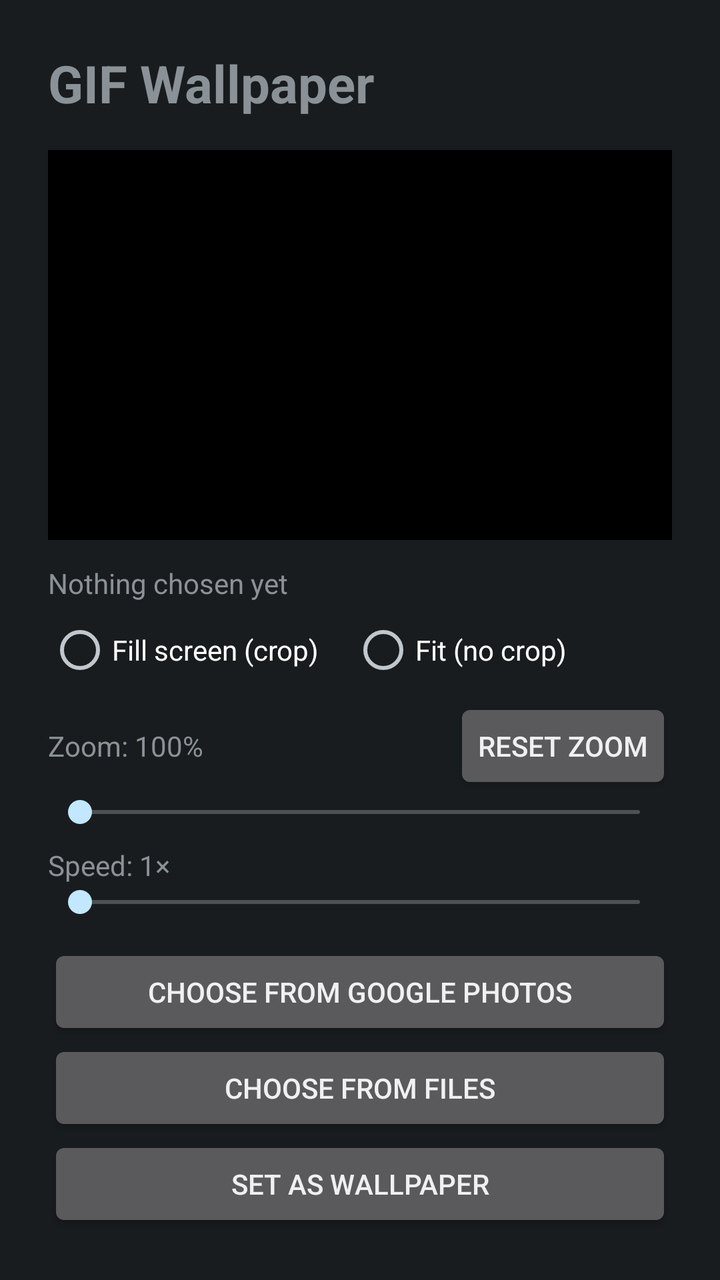
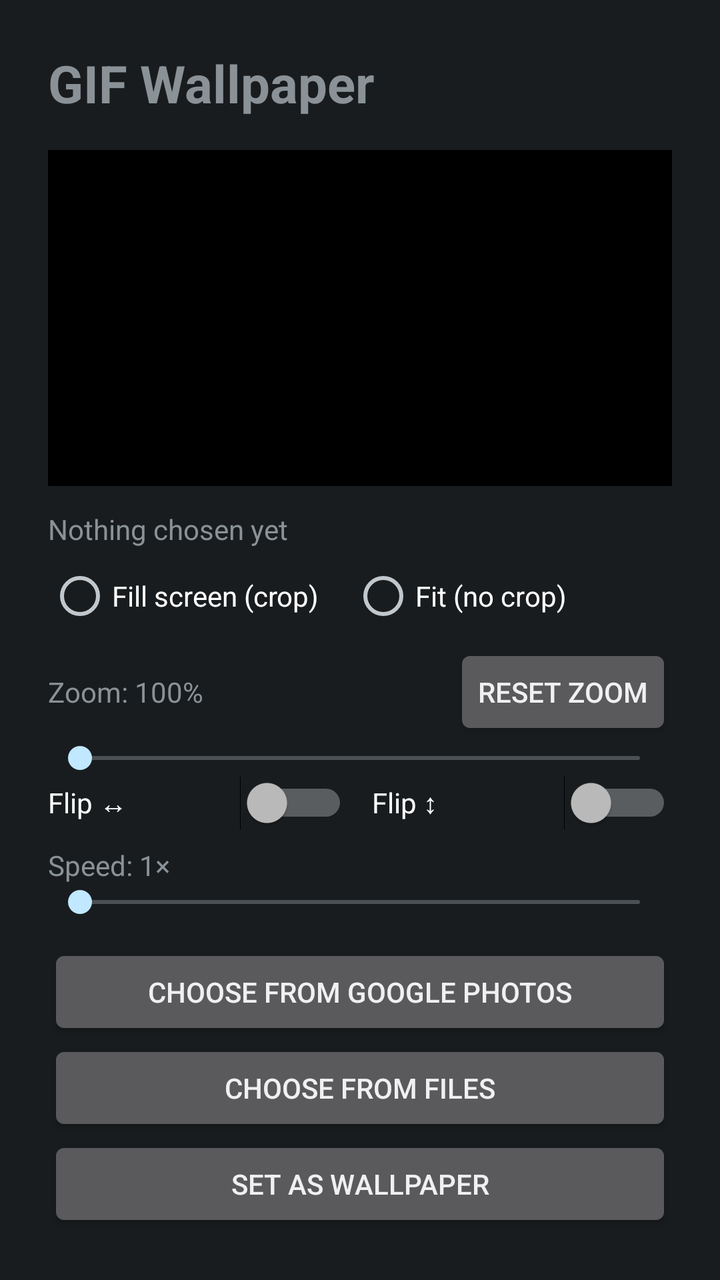

Screens rendered from an Android XML layout before and after an edit, with the pre-edit source and the edit as a unified diff.
<!-- AndroidManifest.xml: application theme android:Theme.DeviceDefault -->
<!-- res/layout/activity_main.xml -->
<?xml version="1.0" encoding="utf-8"?>
<LinearLayout xmlns:android="http://schemas.android.com/apk/res/android"
    android:layout_width="match_parent"
    android:layout_height="match_parent"
    android:orientation="vertical"
    android:padding="24dp"
    android:fitsSystemWindows="true">

    <TextView
        android:layout_width="wrap_content"
        android:layout_height="wrap_content"
        android:text="@string/app_name"
        android:textSize="26sp"
        android:textStyle="bold"
        android:layout_marginBottom="16dp" />

    <FrameLayout
        android:layout_width="match_parent"
        android:layout_height="0dp"
        android:layout_weight="1"
        android:background="#000000">

        <ImageView
            android:id="@+id/preview"
            android:layout_width="match_parent"
            android:layout_height="match_parent"
            android:scaleType="fitCenter"
            android:contentDescription="Preview" />

        <VideoView
            android:id="@+id/videoPreview"
            android:layout_width="wrap_content"
            android:layout_height="wrap_content"
            android:layout_gravity="center"
            android:visibility="gone" />
    </FrameLayout>

    <TextView
        android:id="@+id/status"
        android:layout_width="match_parent"
        android:layout_height="wrap_content"
        android:layout_marginTop="12dp"
        android:text="Nothing chosen yet" />

    <RadioGroup
        android:id="@+id/scaleGroup"
        android:layout_width="match_parent"
        android:layout_height="wrap_content"
        android:orientation="horizontal"
        android:layout_marginTop="8dp">
        <RadioButton android:id="@+id/scaleFill" android:layout_width="wrap_content"
            android:layout_height="wrap_content" android:text="Fill screen (crop)" />
        <RadioButton android:id="@+id/scaleFit" android:layout_width="wrap_content"
            android:layout_height="wrap_content" android:layout_marginStart="16dp"
            android:text="Fit (no crop)" />
    </RadioGroup>

    <LinearLayout
        android:layout_width="match_parent"
        android:layout_height="wrap_content"
        android:layout_marginTop="8dp"
        android:gravity="center_vertical"
        android:orientation="horizontal">

        <TextView
            android:id="@+id/zoomLabel"
            android:layout_width="0dp"
            android:layout_height="wrap_content"
            android:layout_weight="1"
            android:text="Zoom: 100%" />

        <Button
            android:id="@+id/zoomReset"
            style="?android:attr/buttonStyleSmall"
            android:layout_width="wrap_content"
            android:layout_height="wrap_content"
            android:text="Reset zoom" />
    </LinearLayout>

    <SeekBar
        android:id="@+id/zoomBar"
        android:layout_width="match_parent"
        android:layout_height="wrap_content" />

    <TextView
        android:id="@+id/speedLabel"
        android:layout_width="wrap_content"
        android:layout_height="wrap_content"
        android:layout_marginTop="8dp"
        android:text="Speed: 1×" />

    <SeekBar
        android:id="@+id/speedBar"
        android:layout_width="match_parent"
        android:layout_height="wrap_content" />

    <Button
        android:id="@+id/photosButton"
        android:layout_width="match_parent"
        android:layout_height="wrap_content"
        android:layout_marginTop="12dp"
        android:text="Choose from Google Photos" />

    <Button
        android:id="@+id/pickButton"
        android:layout_width="match_parent"
        android:layout_height="wrap_content"
        android:text="Choose from files" />

    <Button
        android:id="@+id/setButton"
        android:layout_width="match_parent"
        android:layout_height="wrap_content"
        android:text="Set as wallpaper" />
</LinearLayout>
<!-- resources referenced by this layout -->
<resources>
  <string name="app_name">GIF Wallpaper</string>
</resources>

<!-- the commit's change to res/layout/activity_main.xml (unified diff, before → after) -->
@@ -82,6 +82,27 @@
         android:layout_width="match_parent"
         android:layout_height="wrap_content" />
 
+    <LinearLayout
+        android:layout_width="match_parent"
+        android:layout_height="wrap_content"
+        android:orientation="horizontal">
+
+        <Switch
+            android:id="@+id/flipH"
+            android:layout_width="0dp"
+            android:layout_height="wrap_content"
+            android:layout_weight="1"
+            android:layout_marginEnd="12dp"
+            android:text="Flip ↔" />
+
+        <Switch
+            android:id="@+id/flipV"
+            android:layout_width="0dp"
+            android:layout_height="wrap_content"
+            android:layout_weight="1"
+            android:text="Flip ↕" />
+    </LinearLayout>
+
     <TextView
         android:id="@+id/speedLabel"
         android:layout_width="wrap_content"
